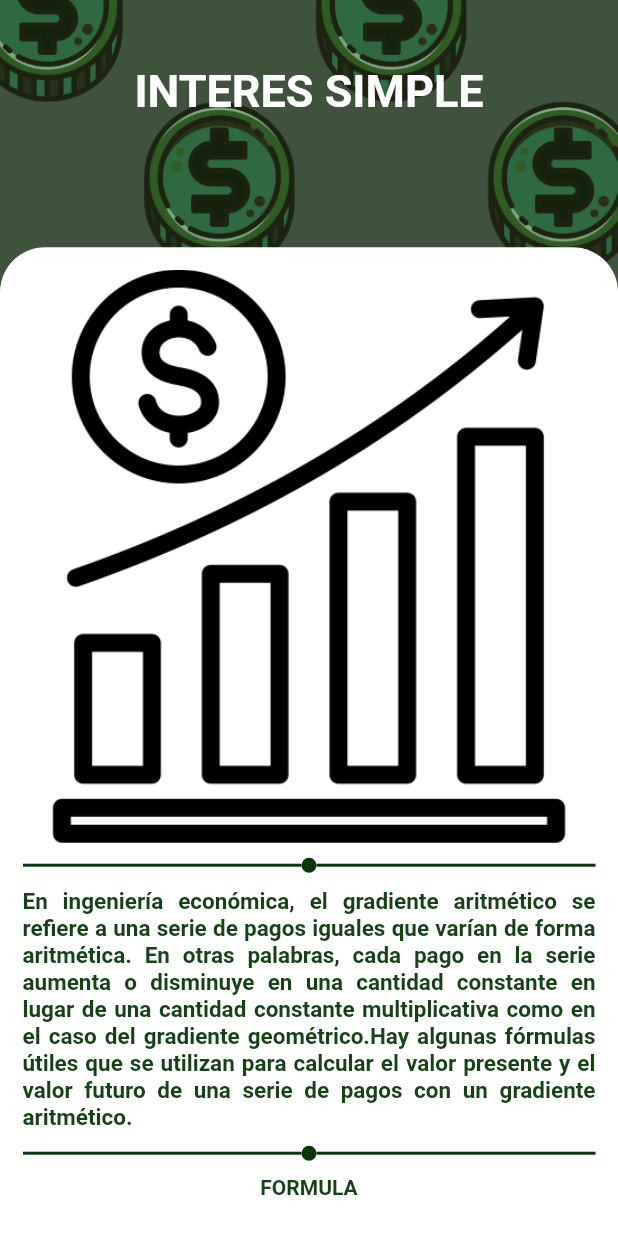
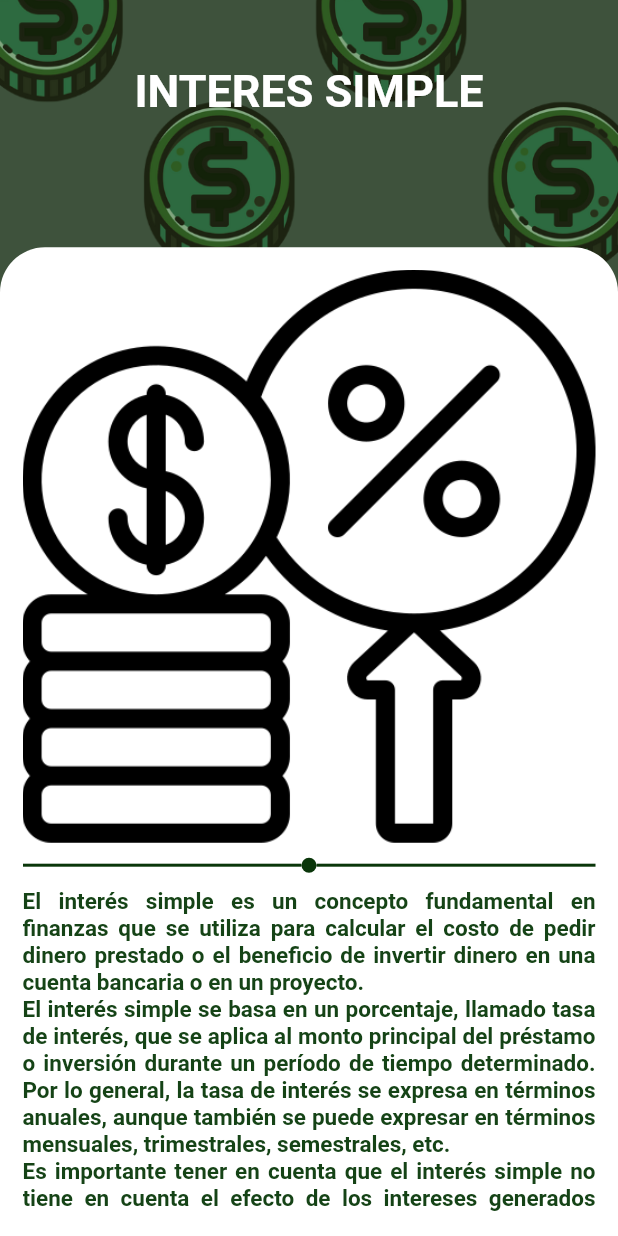
Before and after one commit to angeldavid2002/prof_onomica, a Flutter app: the Menu screen opened directly, after a tap on "INTERES SIMPLE", on a phone screen of 412 x 824 dp. Run offline on Flutter 3.47's test engine with Material 2 defaults, Android fonts, the phone set to English and light mode, and no system bars; Roboto replaces fonts that are missing (Poppins).

Commit message:
avance interes simple
commit de copia de seguridad

```diff
--- a/lib/menu/menu.dart
+++ b/lib/menu/menu.dart
@@ -59,9 +59,9 @@ class _MenuState extends State<Menu> {
                       ruta: "assets/images/tasa-de-interes.png",
                       pagina: Plantilla(
                         teoria:
-                            "En ingeniería económica, el gradiente aritmético se refiere a una serie de pagos iguales que varían de forma aritmética. En otras palabras, cada pago en la serie aumenta o disminuye en una cantidad constante en lugar de una cantidad constante multiplicativa como en el caso del gradiente geométrico.Hay algunas fórmulas útiles que se utilizan para calcular el valor presente y el valor futuro de una serie de pagos con un gradiente aritmético.",
+                            "El interés simple es un concepto fundamental en finanzas que se utiliza para calcular el costo de pedir dinero prestado o el beneficio de invertir dinero en una cuenta bancaria o en un proyecto.\nEl interés simple se basa en un porcentaje, llamado tasa de interés, que se aplica al monto principal del préstamo o inversión durante un período de tiempo determinado. Por lo general, la tasa de interés se expresa en términos anuales, aunque también se puede expresar en términos mensuales, trimestrales, semestrales, etc.\nEs importante tener en cuenta que el interés simple no tiene en cuenta el efecto de los intereses generados sobre los intereses previos, por lo que se suele utilizar en situaciones donde el período de tiempo es corto o cuando la tasa de interés es baja. Si el período de tiempo es más largo o la tasa de interés es más alta, se suele utilizar el concepto de interés compuesto, que tiene en cuenta los intereses generados sobre los intereses previos.",
                         titulo: "INTERES SIMPLE",
-                        rutaImagen: "assets/images/creciente.png",
+                        rutaImagen: "assets/images/tasa-de-interes.png",
                         rutaFormula: "assets/images/formulas_gradiente.png",
                         calculadora: Gradientes(),
                       ),
--- a/lib/temas/calculadoras/gradientes.dart
+++ b/lib/temas/calculadoras/gradientes.dart
@@ -56,7 +56,7 @@ class _GradientesState extends State<Gradientes> {
       child: Column(
         children: [
           const Titulo(texto: "VARIABLES"),
-          const lineaDecorativa(),
+          const LineaDecorativa(),
           const Text(
             'P = valor presente.\n\n'
             'A = primer pago.\n\n'
@@ -73,9 +73,9 @@ class _GradientesState extends State<Gradientes> {
             ),
             textAlign: TextAlign.center,
           ),
-          const lineaDecorativa(),
+          const LineaDecorativa(),
           const Titulo(texto: "CALCULADORA"),
-          const lineaDecorativa(),
+          const LineaDecorativa(),
           SizedBox(
             height: 50,
             child: ListView(
--- /dev/null
+++ b/lib/temas/calculadoras/interes_simple.dart
@@ -0,0 +1,17 @@
+
+
+import 'package:flutter/material.dart';
+
+class InteresSimple extends StatefulWidget {
+  const InteresSimple({super.key});
+
+  @override
+  State<InteresSimple> createState() => _InteresSimpleState();
+}
+
+class _InteresSimpleState extends State<InteresSimple> {
+  @override
+  Widget build(BuildContext context) {
+    return Container();
+  }
+}
--- a/lib/temas/plantillaTema.dart
+++ b/lib/temas/plantillaTema.dart
@@ -1,9 +1,7 @@
-// ignore_for_file: prefer_const_constructors, camel_case_types, file_names, prefer_const_literals_to_create_immutables, use_key_in_widget_constructors
-
 import 'package:flutter/material.dart';
 
 class Plantilla extends StatelessWidget {
-  const Plantilla({
+  const Plantilla({super.key,
     this.titulo = "titulo",
     this.rutaImagen = "assets/images/it_works.jpg",
     this.teoria =
@@ -22,22 +20,22 @@ class Plantilla extends StatelessWidget {
         height: MediaQuery.of(context).size.height * 1,
         decoration: BoxDecoration(
             color: Colors.greenAccent,
-            image: DecorationImage(
+            image: const DecorationImage(
                 fit: BoxFit.cover,
                 image: AssetImage('assets/images/fondo_de_home.png')),
             borderRadius: BorderRadius.circular(0)),
         child: Stack(
           children: [
             Container(
-              decoration: BoxDecoration(
+              decoration: const BoxDecoration(
                 color: Color(0x00FFFFFF),
               ),
               child: Align(
-                alignment: AlignmentDirectional(0, -0.89),
+                alignment: const AlignmentDirectional(0, -0.89),
                 child: Text(
                   titulo,
                   textAlign: TextAlign.center,
-                  style: TextStyle(
+                  style: const TextStyle(
                       fontFamily: 'Poppins',
                       color: Colors.white,
                       fontSize: 30,
@@ -46,10 +44,10 @@ class Plantilla extends StatelessWidget {
               ),
             ),
             Align(
-              alignment: AlignmentDirectional(0, 1),
+              alignment: const AlignmentDirectional(0, 1),
               child: Container(
                 height: MediaQuery.of(context).size.height * 0.8,
-                decoration: BoxDecoration(
+                decoration: const BoxDecoration(
                     color: Colors.white,
                     borderRadius: BorderRadius.only(
                       bottomLeft: Radius.circular(0),
@@ -58,7 +56,7 @@ class Plantilla extends StatelessWidget {
                       topRight: Radius.circular(30),
                     )),
                 child: Padding(
-                  padding: EdgeInsetsDirectional.fromSTEB(15, 15, 15, 15),
+                  padding: const EdgeInsetsDirectional.fromSTEB(15, 15, 15, 15),
                   child: ListView(
                     padding: EdgeInsets.zero,
                     scrollDirection: Axis.vertical,
@@ -73,9 +71,10 @@ class Plantilla extends StatelessWidget {
                           ),
                         )),
                       ]),
-                      lineaDecorativa(),
+                      const LineaDecorativa(),
                       Padding(
-                        padding: EdgeInsetsDirectional.fromSTEB(0, 10, 0, 0),
+                        padding:
+                            const EdgeInsetsDirectional.fromSTEB(0, 10, 0, 0),
                         child: Row(
                           mainAxisAlignment: MainAxisAlignment.center,
                           mainAxisSize: MainAxisSize.max,
@@ -84,7 +83,7 @@ class Plantilla extends StatelessWidget {
                               child: Text(
                                 teoria,
                                 textAlign: TextAlign.justify,
-                                style: TextStyle(
+                                style: const TextStyle(
                                   fontFamily: 'Poppins',
                                   color: Color(0xFF154316),
                                   fontSize: 15,
@@ -95,11 +94,11 @@ class Plantilla extends StatelessWidget {
                           ],
                         ),
                       ),
-                      lineaDecorativa(),
-                      Titulo(texto: "FORMULA"),
-                      lineaDecorativa(),
-                      imagen(rutaFormula: rutaFormula),
-                      lineaDecorativa(),
+                      const LineaDecorativa(),
+                      const Titulo(texto: "FORMULA"),
+                      const LineaDecorativa(),
+                      Imagen(rutaFormula: rutaFormula),
+                      const LineaDecorativa(),
                       calculadora,
                     ],
                   ),
@@ -113,8 +112,8 @@ class Plantilla extends StatelessWidget {
   }
 }
 
-class imagen extends StatelessWidget {
-  const imagen({
+class Imagen extends StatelessWidget {
+  const Imagen({
     super.key,
     required this.rutaFormula,
   });
@@ -139,7 +138,7 @@ class imagen extends StatelessWidget {
 }
 
 class Titulo extends StatelessWidget {
-  const Titulo({
+  const Titulo({super.key,
     required this.texto,
   });
   final String texto;
@@ -147,7 +146,7 @@ class Titulo extends StatelessWidget {
   @override
   Widget build(BuildContext context) {
     return Padding(
-      padding: EdgeInsetsDirectional.fromSTEB(0, 10, 0, 0),
+      padding: const EdgeInsetsDirectional.fromSTEB(0, 10, 0, 0),
       child: Row(
         mainAxisSize: MainAxisSize.max,
         mainAxisAlignment: MainAxisAlignment.center,
@@ -156,7 +155,7 @@ class Titulo extends StatelessWidget {
               child: Text(
             texto,
             textAlign: TextAlign.center,
-            style: TextStyle(
+            style: const TextStyle(
               fontFamily: 'Poppins',
               color: Color(0xFF154316),
               fontWeight: FontWeight.bold,
@@ -168,15 +167,15 @@ class Titulo extends StatelessWidget {
   }
 }
 
-class lineaDecorativa extends StatelessWidget {
-  const lineaDecorativa({
+class LineaDecorativa extends StatelessWidget {
+  const LineaDecorativa({
     super.key,
   });
 
   @override
   Widget build(BuildContext context) {
     return Padding(
-      padding: EdgeInsetsDirectional.fromSTEB(0, 10, 0, 0),
+      padding: const EdgeInsetsDirectional.fromSTEB(0, 10, 0, 0),
       child: Row(
         mainAxisSize: MainAxisSize.max,
         children: [
@@ -184,7 +183,7 @@ class lineaDecorativa extends StatelessWidget {
             child: Container(
               width: 100,
               height: 2,
-              decoration: BoxDecoration(
+              decoration: const BoxDecoration(
                 color: Color(0xFF0A360A),
               ),
             ),
@@ -193,7 +192,7 @@ class lineaDecorativa extends StatelessWidget {
             width: 10,
             height: 10,
             decoration: BoxDecoration(
-              color: Color(0xFF0A360A),
+              color: const Color(0xFF0A360A),
               borderRadius: BorderRadius.circular(50),
             ),
           ),
@@ -201,7 +200,7 @@ class lineaDecorativa extends StatelessWidget {
             child: Container(
               width: 100,
               height: 2,
-              decoration: BoxDecoration(
+              decoration: const BoxDecoration(
                 color: Color(0xFF0A360A),
               ),
             ),
```
Also changed, not shown: lib/temas/calculadoras/interesSimple.dart (deleted).
